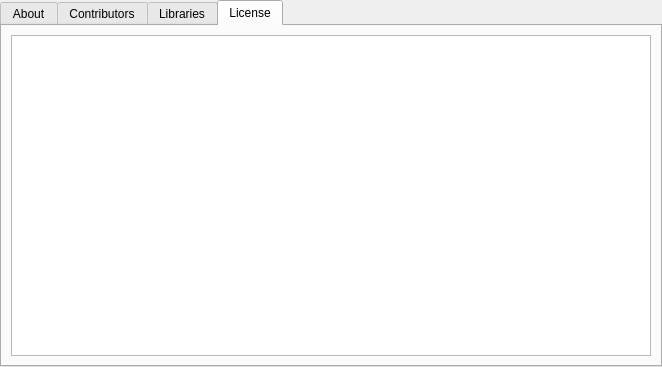
Above: src/GridCal/Gui/AboutDialogue/gui.ui from SanPen/GridCal before the change. Below: the same form after it.
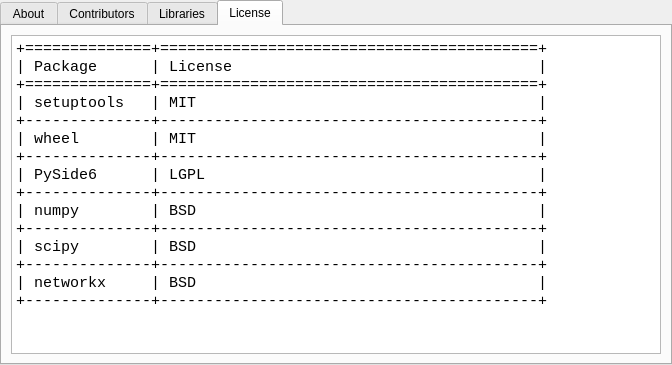
That is the form after the change. The open tabs and pages were chosen to show the change. Icons and pictures are not drawn.

```diff
--- a/src/GridCal/Gui/AboutDialogue/gui.ui
+++ b/src/GridCal/Gui/AboutDialogue/gui.ui
@@ -6,8 +6,8 @@
    <rect>
     <x>0</x>
     <y>0</y>
-    <width>662</width>
-    <height>367</height>
+    <width>672</width>
+    <height>365</height>
    </rect>
   </property>
   <property name="windowTitle">
@@ -181,7 +181,37 @@
       </attribute>
       <layout class="QVBoxLayout" name="verticalLayout_3">
        <item>
-        <widget class="QTextEdit" name="licenseTextEdit"/>
+        <widget class="QTextEdit" name="licenseTextEdit">
+         <property name="font">
+          <font>
+           <family>Cousine</family>
+          </font>
+         </property>
+         <property name="html">
+          <string>&lt;!DOCTYPE HTML PUBLIC &quot;-//W3C//DTD HTML 4.0//EN&quot; &quot;http://www.w3.org/TR/REC-html40/strict.dtd&quot;&gt;
+&lt;html&gt;&lt;head&gt;&lt;meta name=&quot;qrichtext&quot; content=&quot;1&quot; /&gt;&lt;meta charset=&quot;utf-8&quot; /&gt;&lt;style type=&quot;text/css&quot;&gt;
+p, li { white-space: pre-wrap; }
+&lt;/style&gt;&lt;/head&gt;&lt;body style=&quot; font-family:'Cousine'; font-size:11pt; font-weight:400; font-style:normal;&quot;&gt;
+&lt;p style=&quot; margin-top:0px; margin-bottom:0px; margin-left:0px; margin-right:0px; -qt-block-indent:0; text-indent:0px;&quot;&gt;+==============+==========================================+&lt;/p&gt;
+&lt;p style=&quot; margin-top:0px; margin-bottom:0px; margin-left:0px; margin-right:0px; -qt-block-indent:0; text-indent:0px;&quot;&gt;| Package      | License                                  |&lt;/p&gt;
+&lt;p style=&quot; margin-top:0px; margin-bottom:0px; margin-left:0px; margin-right:0px; -qt-block-indent:0; text-indent:0px;&quot;&gt;+==============+==========================================+&lt;/p&gt;
+&lt;p style=&quot; margin-top:0px; margin-bottom:0px; margin-left:0px; margin-right:0px; -qt-block-indent:0; text-indent:0px;&quot;&gt;| setuptools   | MIT                                      |&lt;/p&gt;
+&lt;p style=&quot; margin-top:0px; margin-bottom:0px; margin-left:0px; margin-right:0px; -qt-block-indent:0; text-indent:0px;&quot;&gt;+--------------+------------------------------------------+&lt;/p&gt;
+&lt;p style=&quot; margin-top:0px; margin-bottom:0px; margin-left:0px; margin-right:0px; -qt-block-indent:0; text-indent:0px;&quot;&gt;| wheel        | MIT                                      |&lt;/p&gt;
+&lt;p style=&quot; margin-top:0px; margin-bottom:0px; margin-left:0px; margin-right:0px; -qt-block-indent:0; text-indent:0px;&quot;&gt;+--------------+------------------------------------------+&lt;/p&gt;
+&lt;p style=&quot; margin-top:0px; margin-bottom:0px; margin-left:0px; margin-right:0px; -qt-block-indent:0; text-indent:0px;&quot;&gt;| PySide6      | LGPL                                     |&lt;/p&gt;
+&lt;p style=&quot; margin-top:0px; margin-bottom:0px; margin-left:0px; margin-right:0px; -qt-block-indent:0; text-indent:0px;&quot;&gt;+--------------+------------------------------------------+&lt;/p&gt;
+&lt;p style=&quot; margin-top:0px; margin-bottom:0px; margin-left:0px; margin-right:0px; -qt-block-indent:0; text-indent:0px;&quot;&gt;| numpy        | BSD                                      |&lt;/p&gt;
+&lt;p style=&quot; margin-top:0px; margin-bottom:0px; margin-left:0px; margin-right:0px; -qt-block-indent:0; text-indent:0px;&quot;&gt;+--------------+------------------------------------------+&lt;/p&gt;
+&lt;p style=&quot; margin-top:0px; margin-bottom:0px; margin-left:0px; margin-right:0px; -qt-block-indent:0; text-indent:0px;&quot;&gt;| scipy        | BSD                                      |&lt;/p&gt;
+&lt;p style=&quot; margin-top:0px; margin-bottom:0px; margin-left:0px; margin-right:0px; -qt-block-indent:0; text-indent:0px;&quot;&gt;+--------------+------------------------------------------+&lt;/p&gt;
+&lt;p style=&quot; margin-top:0px; margin-bottom:0px; margin-left:0px; margin-right:0px; -qt-block-indent:0; text-indent:0px;&quot;&gt;| networkx     | BSD                                      |&lt;/p&gt;
+&lt;p style=&quot; margin-top:0px; margin-bottom:0px; margin-left:0px; margin-right:0px; -qt-block-indent:0; text-indent:0px;&quot;&gt;+--------------+------------------------------------------+&lt;/p&gt;&lt;/body&gt;&lt;/html&gt;</string>
+         </property>
+         <property name="textInteractionFlags">
+          <set>Qt::LinksAccessibleByKeyboard|Qt::LinksAccessibleByMouse|Qt::TextBrowserInteraction|Qt::TextSelectableByKeyboard|Qt::TextSelectableByMouse</set>
+         </property>
+        </widget>
        </item>
       </layout>
      </widget>
```
